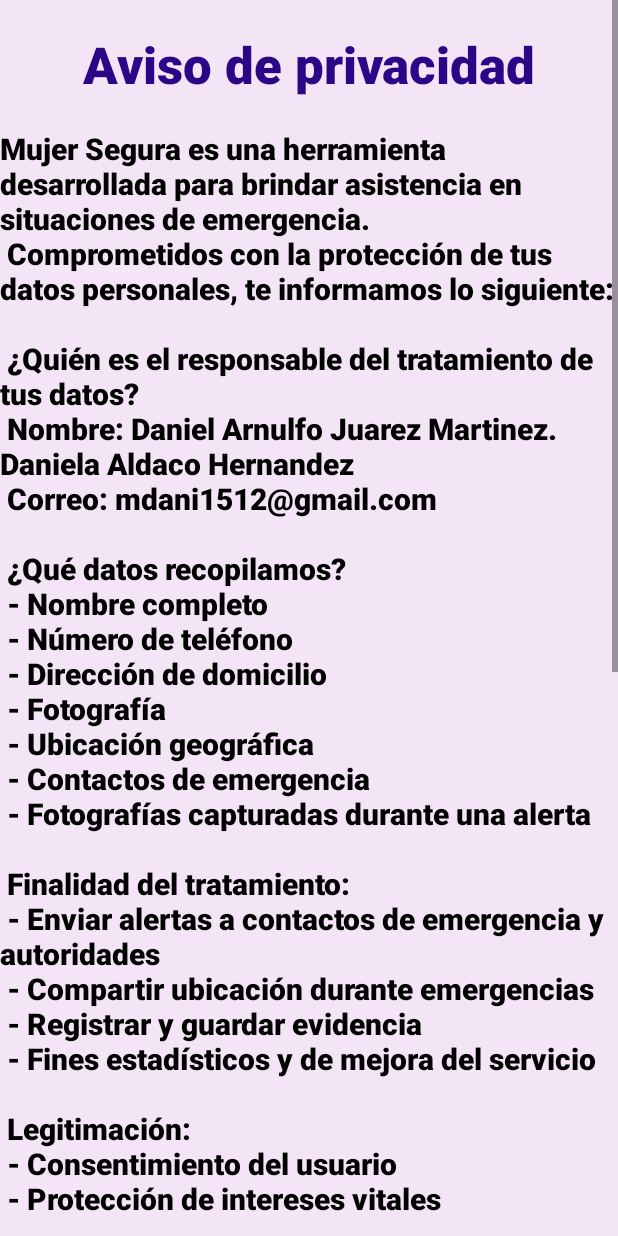
After one commit to DanyMtz29/Alert_app, an Android app: the privacyNoticeActivity screen opened directly, with no data from a screen before it, on a phone screen of 412 x 824 dp. The commit adds this screen. Run offline under Robolectric (Android 15) with nearby library versions, the phone set to English and light mode, and no system bars.

Commit message:
DJ-Funcitons: privacyNotice added

```diff
--- a/app/src/main/AndroidManifest.xml
+++ b/app/src/main/AndroidManifest.xml
@@ -12,6 +12,9 @@
         android:supportsRtl="true"
         android:theme="@style/Theme.Alert_app"
         tools:targetApi="31">
+        <activity
+            android:name=".privacyNoticeActivity"
+            android:exported="false" />
         <activity
             android:name=".violentometroActivity"
             android:exported="false" />
--- a/app/src/main/java/com/example/alert_app/Principal.java
+++ b/app/src/main/java/com/example/alert_app/Principal.java
@@ -53,6 +53,8 @@
                             Toast.makeText(Principal.this, "Términos y Condiciones seleccionados", Toast.LENGTH_SHORT).show();
                         } else if (id == R.id.menu_aviso_privacidad) {
                             Toast.makeText(Principal.this, "Aviso de Privacidad seleccionado", Toast.LENGTH_SHORT).show();
+                            i = new Intent(Principal.this, privacyNoticeActivity.class);
+                            startActivity(i);
                         } else {
                             return false;
                         }
--- /dev/null
+++ b/app/src/main/java/com/example/alert_app/privacyNoticeActivity.java
@@ -0,0 +1,26 @@
+package com.example.alert_app;
+
+import android.content.Intent;
+import android.os.Bundle;
+import android.view.View;
+
+import androidx.activity.EdgeToEdge;
+import androidx.appcompat.app.AppCompatActivity;
+import androidx.core.graphics.Insets;
+import androidx.core.view.ViewCompat;
+import androidx.core.view.WindowInsetsCompat;
+
+public class privacyNoticeActivity extends AppCompatActivity {
+
+    @Override
+    protected void onCreate(Bundle savedInstanceState) {
+        super.onCreate(savedInstanceState);
+        setContentView(R.layout.activity_privacy_notice);
+    }
+
+    public void backAvisoprivacidad(View v){
+        Intent i = new Intent(privacyNoticeActivity.this, Principal.class);
+        startActivity(i);
+        this.finish();
+    }
+}
--- /dev/null
+++ b/app/src/main/res/layout/activity_privacy_notice.xml
@@ -0,0 +1,51 @@
+<?xml version="1.0" encoding="utf-8"?>
+<ScrollView xmlns:android="http://schemas.android.com/apk/res/android"
+    xmlns:app="http://schemas.android.com/apk/res-auto"
+    xmlns:tools="http://schemas.android.com/tools"
+    android:layout_width="match_parent"
+    android:layout_height="match_parent"
+    android:backgroundTint="@color/rosaP"
+    android:fillViewport="true">
+
+    <LinearLayout
+        android:layout_width="match_parent"
+        android:layout_height="match_parent"
+        android:orientation="vertical"
+        tools:context=".privacyNoticeActivity"
+        android:background="@color/lavanda">
+
+        <TextView
+            android:layout_width="match_parent"
+            android:layout_height="wrap_content"
+            android:layout_marginTop="20dp"
+            android:fontFamily="sans-serif-black"
+            android:text="@string/text_privacyNotice"
+            android:textAlignment="center"
+            android:textSize="34sp"
+            android:textColor="@color/azulito"
+            />
+
+        <TextView
+            android:layout_width="match_parent"
+            android:layout_height="wrap_content"
+            android:layout_marginTop="20dp"
+            android:fontFamily="sans-serif-black"
+            android:text="@string/text_aviso_privacidad"
+            android:textSize="20sp"
+            android:textColor="@color/black"
+            />
+
+        <Button
+            android:id="@+id/botonRegresar"
+            android:layout_marginTop="20dp"
+            android:layout_marginBottom="20dp"
+            android:layout_width="200dp"
+            android:layout_height="50dp"
+            android:text="@string/button_back"
+            android:textSize="20sp"
+            android:textColor="@color/black"
+            android:backgroundTint="@color/lilaPastelOscuro"
+            android:onClick="backAvisoprivacidad"
+            />
+    </LinearLayout>
+</ScrollView>
--- a/app/src/main/res/values/strings.xml
+++ b/app/src/main/res/values/strings.xml
@@ -141,4 +141,53 @@
     <string name="text_acciones6_violentometro">-Encerrar, aislar\n-Sextorsión\n-Amenazar con objetos o armas\n-Difundir contenido íntimo sin consentimiento por medios digitales</string>
     <string name="text_acciones7_violentometro">-Amenazar de muerte\n-Forzar a relación sexual\n-Abuso sexual\n-Violar\n-Mutilar\n-ASESINAR (Homicidio/Feminicidio)</string>
 
+    <string name="text_aviso_privacidad">
+    Mujer Segura es una herramienta desarrollada para brindar asistencia en situaciones de emergencia.\n
+    Comprometidos con la protección de tus datos personales, te informamos lo siguiente:\n\n
+
+    ¿Quién es el responsable del tratamiento de tus datos?\n
+    Nombre: Daniel Arnulfo Juarez Martinez. Daniela Aldaco Hernandez\n
+    Correo: mdani1512@gmail.com\n\n
+
+    ¿Qué datos recopilamos?\n
+    - Nombre completo\n
+    - Número de teléfono\n
+    - Dirección de domicilio\n
+    - Fotografía\n
+    - Ubicación geográfica\n
+    - Contactos de emergencia\n
+    - Fotografías capturadas durante una alerta\n\n
+
+    Finalidad del tratamiento:\n
+    - Enviar alertas a contactos de emergencia y autoridades\n
+    - Compartir ubicación durante emergencias\n
+    - Registrar y guardar evidencia\n
+    - Fines estadísticos y de mejora del servicio\n\n
+
+    Legitimación:\n
+    - Consentimiento del usuario\n
+    - Protección de intereses vitales\n\n
+
+    Compartición de datos:\n
+    - Autoridades y contactos de emergencia únicamente en situaciones necesarias\n
+    - Nunca para fines comerciales\n\n
+
+    Conservación:\n
+    - Solo durante el tiempo necesario para los fines establecidos\n\n
+
+    Derechos del usuario:\n
+    Puedes ejercer los derechos de Acceso, Rectificación, Cancelación u Oposición (ARCO) escribiendo a mdani1512@gmail.com.\n\n
+
+    Medidas de seguridad:\n
+    Aplicamos medidas técnicas y organizativas para proteger tu información.\n\n
+
+    Cambios en este aviso:\n
+    Cualquier modificación será comunicada dentro de la Aplicación.\n\n
+
+    Fecha de última actualización: 15 de abril de 2025
+</string>
+
+    <string name="text_privacyNotice">Aviso de privacidad</string>
+
+
 </resources>
```
